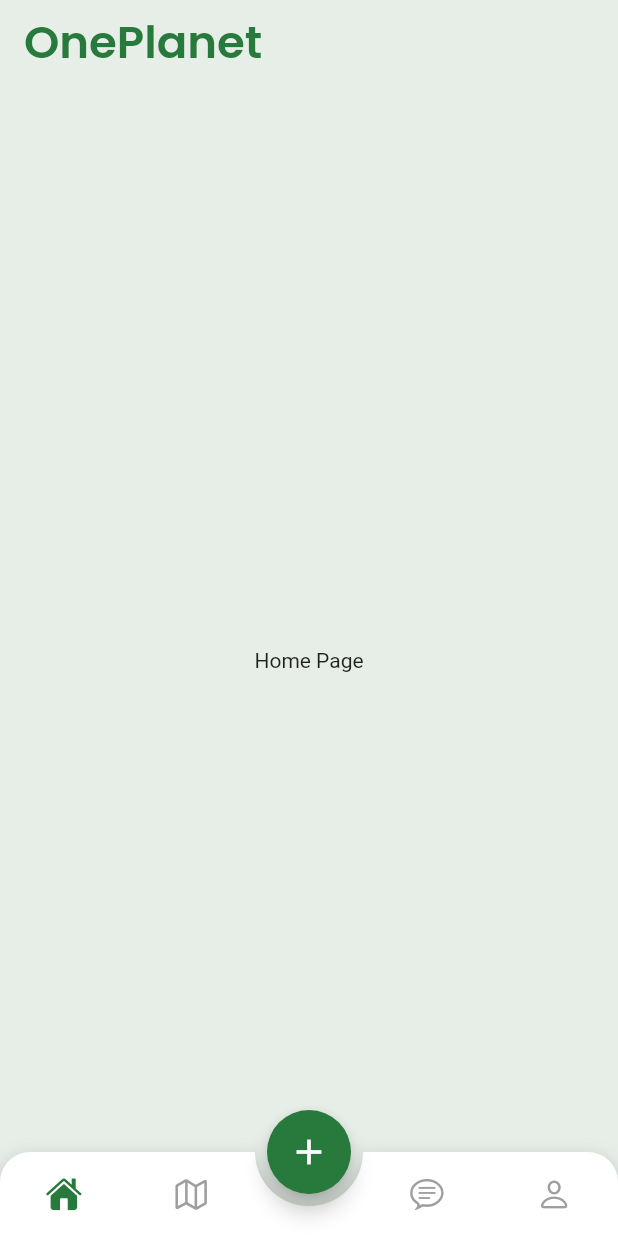
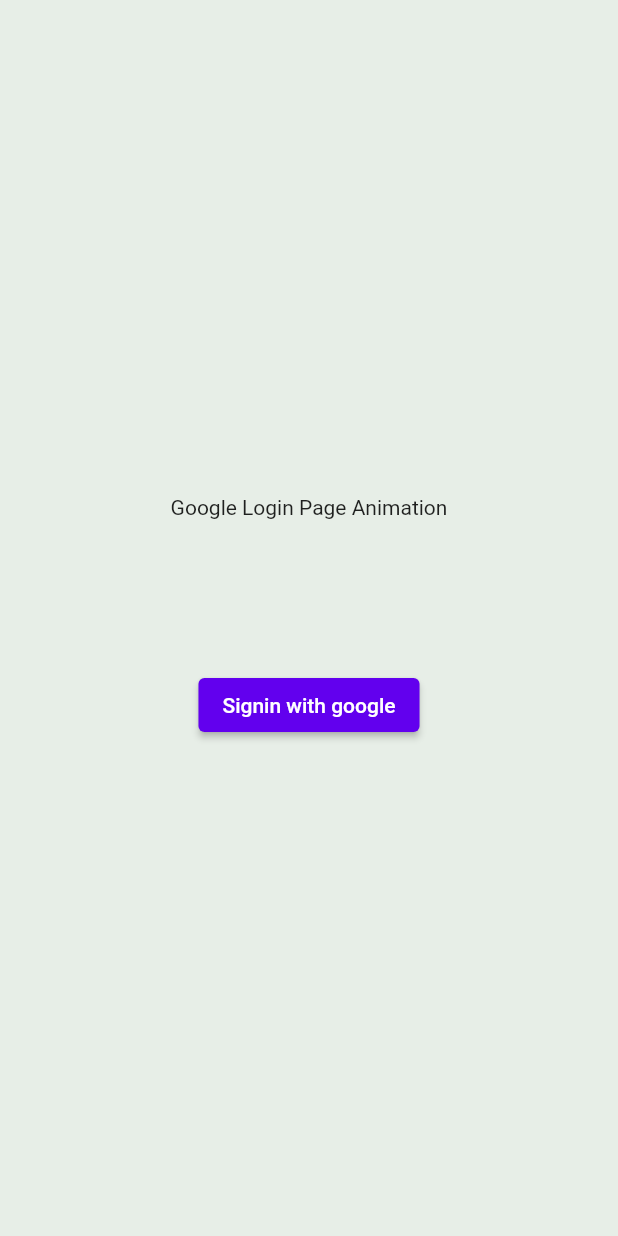
Before and after one commit to rituraj2000/oneplanet, a Flutter app: the screen it shows after launch, on a phone screen of 412 x 824 dp. Run offline on Flutter 3.47's test engine with Material 2 defaults, Android fonts, the phone set to English and light mode, and no system bars; drawn by our look-alikes of animated_bottom_navigation_bar; our stand-ins replace cached_network_image, cloud_firestore, firebase_auth, firebase_core, firebase_storage, google_fonts and 1 more; missing offline and left inert: circular_reveal_animation; accounts and stored records are empty; generated files the repository leaves out were written again.

Commit message:
google signin

```diff
--- /dev/null
+++ b/lib/apis/apis.dart
@@ -0,0 +1,12 @@
+
+import 'package:cloud_firestore/cloud_firestore.dart';
+import 'package:firebase_auth/firebase_auth.dart';
+import 'package:firebase_storage/firebase_storage.dart';
+
+class APIs {
+  static FirebaseAuth auth = FirebaseAuth.instance;
+  static FirebaseFirestore firestore = FirebaseFirestore.instance;
+  //Firebase Storage instance for storing files and images
+  static FirebaseStorage storage = FirebaseStorage.instance;
+  static User get user => auth.currentUser!;
+  }
--- a/lib/main.dart
+++ b/lib/main.dart
@@ -1,5 +1,7 @@
 import 'package:firebase_core/firebase_core.dart';
 import 'package:flutter/material.dart';
+import 'package:flutter/services.dart';
+import 'package:project_oneplanet/screens/splashScreen.dart';
 import 'firebase_options.dart';
 import 'package:project_oneplanet/screens/landingPage.dart';
 import 'package:project_oneplanet/theme/base_theme.dart';
@@ -7,6 +9,11 @@
 void main() async{
   WidgetsFlutterBinding.ensureInitialized();
   _initializeFirebase();
+
+  // Status bar transparent
+  SystemChrome.setSystemUIOverlayStyle(
+    const SystemUiOverlayStyle(statusBarColor: Colors.transparent),
+  );
 
   runApp(const MyApp());
 }
@@ -19,7 +26,7 @@
     return MaterialApp(
       title: 'OnePlanet',
       theme: AppTheme.lightTheme,
-      home: const LandingPage(),
+      home: const SplashScreen(),
       debugShowCheckedModeBanner: false,
     );
   }
--- a/lib/screens/landingPage.dart
+++ b/lib/screens/landingPage.dart
@@ -1,4 +1,5 @@
 import 'package:animated_bottom_navigation_bar/animated_bottom_navigation_bar.dart';
+import 'package:firebase_auth/firebase_auth.dart';
 import 'package:flutter/cupertino.dart';
 import 'package:flutter/material.dart';
 import 'package:flutter/rendering.dart';
@@ -10,7 +11,8 @@
 import 'package:project_oneplanet/theme/colors.dart';
 
 class LandingPage extends StatefulWidget {
-  const LandingPage({Key? key}) : super(key: key);
+  final User currentUser;
+  const LandingPage({Key? key, required this.currentUser}) : super(key: key);
 
   @override
   State<LandingPage> createState() => _LandingPageState();
@@ -117,7 +119,7 @@
         ChatScreen(),
 
         ///Account page
-        AccountPage(),
+        AccountPage(currentUser: widget.currentUser,),
       ].elementAt(_bottomNavIndex),
       floatingActionButton: FloatingActionButton(
         backgroundColor: AppColors.kDarkGreen,
--- /dev/null
+++ b/lib/screens/loginPage.dart
@@ -0,0 +1,74 @@
+import 'dart:developer';
+
+import 'package:firebase_auth/firebase_auth.dart';
+import 'package:flutter/material.dart';
+import 'package:google_sign_in/google_sign_in.dart';
+import 'package:project_oneplanet/apis/apis.dart';
+import 'package:project_oneplanet/screens/homePage.dart';
+import 'package:project_oneplanet/screens/landingPage.dart';
+
+class LoginScreen extends StatefulWidget {
+  const LoginScreen({Key? key}) : super(key: key);
+
+  @override
+  State<LoginScreen> createState() => _LoginScreenState();
+}
+
+class _LoginScreenState extends State<LoginScreen> {
+
+  Future<void> signInWithGoogle() async {
+    // Trigger the authentication flow
+    final GoogleSignInAccount? googleUser = await GoogleSignIn().signIn();
+
+    // Obtain the auth details from the request
+    final GoogleSignInAuthentication? googleAuth = await googleUser?.authentication;
+
+    // Create a new credential
+    final credential = GoogleAuthProvider.credential(
+      accessToken: googleAuth?.accessToken,
+      idToken: googleAuth?.idToken,
+    );
+
+    try {
+      await APIs.auth.signInWithCredential(credential).then((value) {
+        APIs.user;
+        //Navigate to homepage
+        Navigator.pushReplacement(
+          context,
+          MaterialPageRoute(
+            builder: (_) => LandingPage(currentUser: APIs.user,),
+          ),
+        );
+      });
+    } on FirebaseAuthException catch(e) {
+      log("Oops, Somthing went wrong!! ${e.message}");
+    }
+
+
+  }
+
+  @override
+  Widget build(BuildContext context) {
+    return Scaffold(
+      body: Column(
+        mainAxisAlignment: MainAxisAlignment.center,
+        children: [
+          Center(
+            child: Text(
+              "Google Login Page Animation",
+            ),
+          ),
+          SizedBox(
+            height: 100,
+          ),
+          ElevatedButton(
+            onPressed: () {
+              signInWithGoogle();
+            },
+            child: Text("Signin with google"),
+          ),
+        ],
+      ),
+    );
+  }
+}
--- a/lib/theme/colors.dart
+++ b/lib/theme/colors.dart
@@ -11,7 +11,7 @@
   static const Color white = Color(0xFFFFFFFF);
   static const Color black = Color(0xFF222222);
   static const Color textBlack = Color(0xFF14111E);
-  static const Color grey = Color(0xFFA3A2A8);
+  static const Color grey = Color(0xFF919191);
   static const Color neutral90 = Color(0xFF353535);
   static const Color neutral10 = Color(0xFFFDFDFD);
 }
--- a/pubspec.yaml
+++ b/pubspec.yaml
@@ -31,6 +31,10 @@
   cupertino_icons: ^1.0.2
   firebase_auth: ^4.3.0
   firebase_core: ^2.8.0
+  firebase_storage: ^11.0.16
+  cloud_firestore: ^4.4.5
+  google_sign_in: ^6.0.2
+  cached_network_image: ^3.2.3
 
 dev_dependencies:
   flutter_test:
```
Also changed, not shown: lib/screens/accountPage.dart (+104 -3 lines), lib/screens/splashScreen.dart (added, +75 -0 lines), pubspec.lock.
